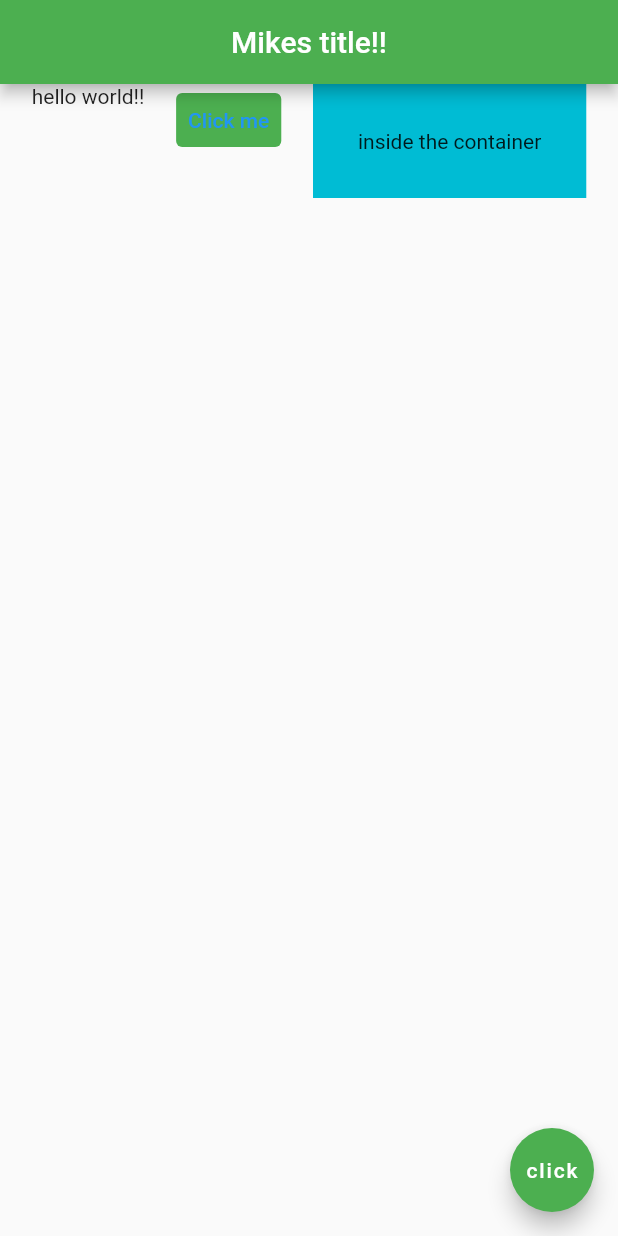
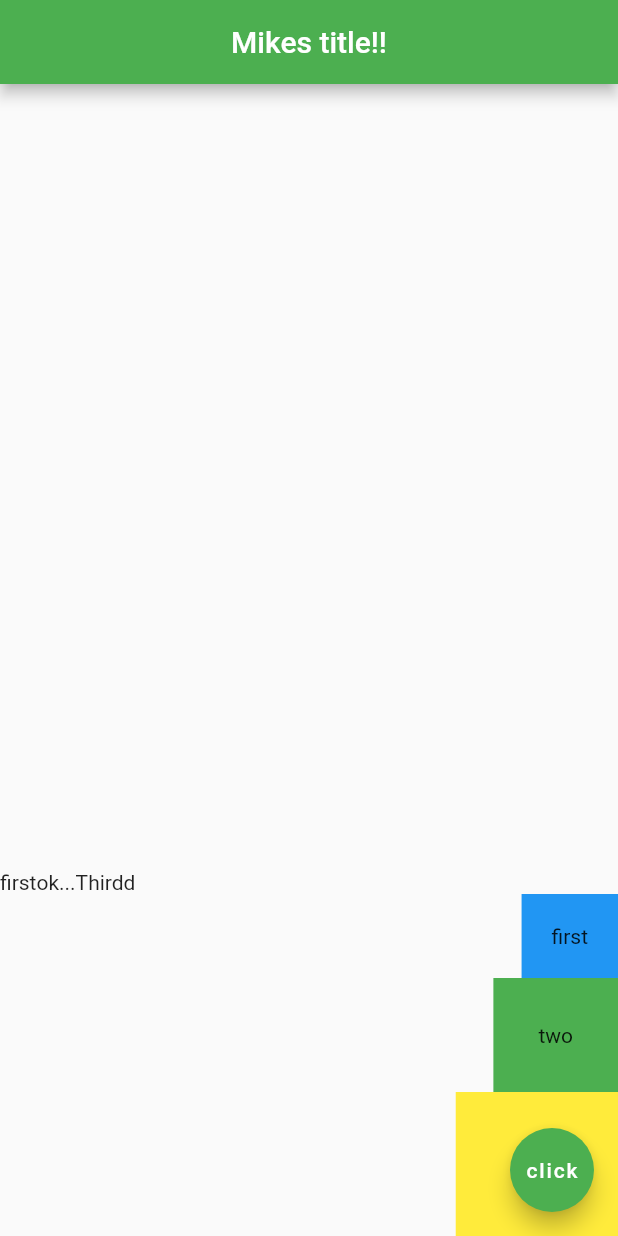
Before and after one commit to Mike-Yates/Flutter_practice_project1, a Flutter app: the screen it shows after launch, on a phone screen of 412 x 824 dp. Run offline on Flutter 3.47's test engine with Material 2 defaults, Android fonts, the phone set to English and light mode, and no system bars.

Commit message:
learned to use columns. Used a row and column in conjucntion. Note that a row stretches the column to full screen

```diff
--- a/lib/main.dart
+++ b/lib/main.dart
@@ -15,25 +15,35 @@ class Home extends StatelessWidget {
           centerTitle: true,
           backgroundColor: Colors.green,
         ),
-        body: Row(
-          mainAxisAlignment: MainAxisAlignment.spaceEvenly,
-          crossAxisAlignment: CrossAxisAlignment.start,
+        body: Column(
+          mainAxisAlignment: MainAxisAlignment.end,
+          crossAxisAlignment: CrossAxisAlignment.end,
           children: <Widget>[
-            Text("hello world!!"),
-            TextButton(
-              style: TextButton.styleFrom(
-                primary: Colors.blue,
-                backgroundColor: Colors.green,
-              ),
-              onPressed: (){},
-              child: Text("Click me"),
+            Row(
+                // mainAxisAlignment: MainAxisAlignment.center,
+                // crossAxisAlignment: CrossAxisAlignment.center,
+                children: <Widget>[
+                  Text("first"),
+                  Text("ok..."),
+                  Text("Thirdd"),
+                  ]
             ),
             Container(
-              color: Colors.cyan,
+              padding: EdgeInsets.all(20.0),
+              color: Colors.blue,
+              child: Text("first"),
+            ),
+            Container(
               padding: EdgeInsets.all(30.0),
-              child: Text("inside the container"),
-            )
-          ],
+              color: Colors.green,
+              child: Text("two"),
+            ),
+            Container(
+              padding: EdgeInsets.all(40.0),
+              color: Colors.yellow,
+              child: Text("third"),
+            ),
+          ]
         ),
         floatingActionButton: FloatingActionButton(
           onPressed: () { },  // onPressed is an anonymous function
```
